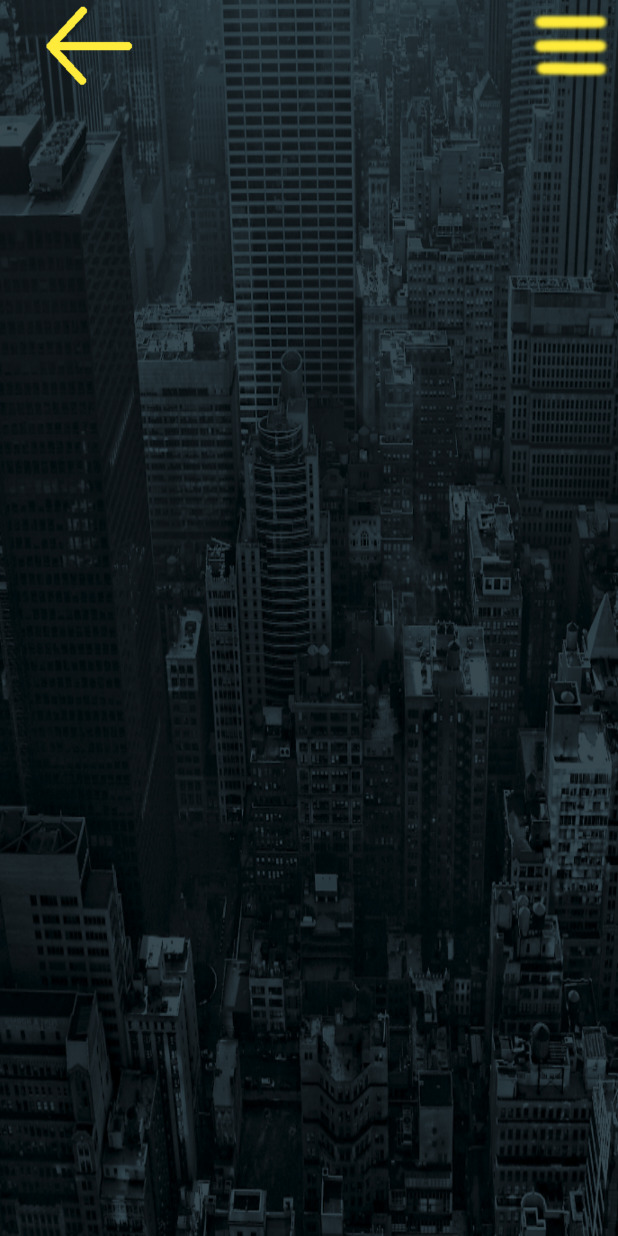
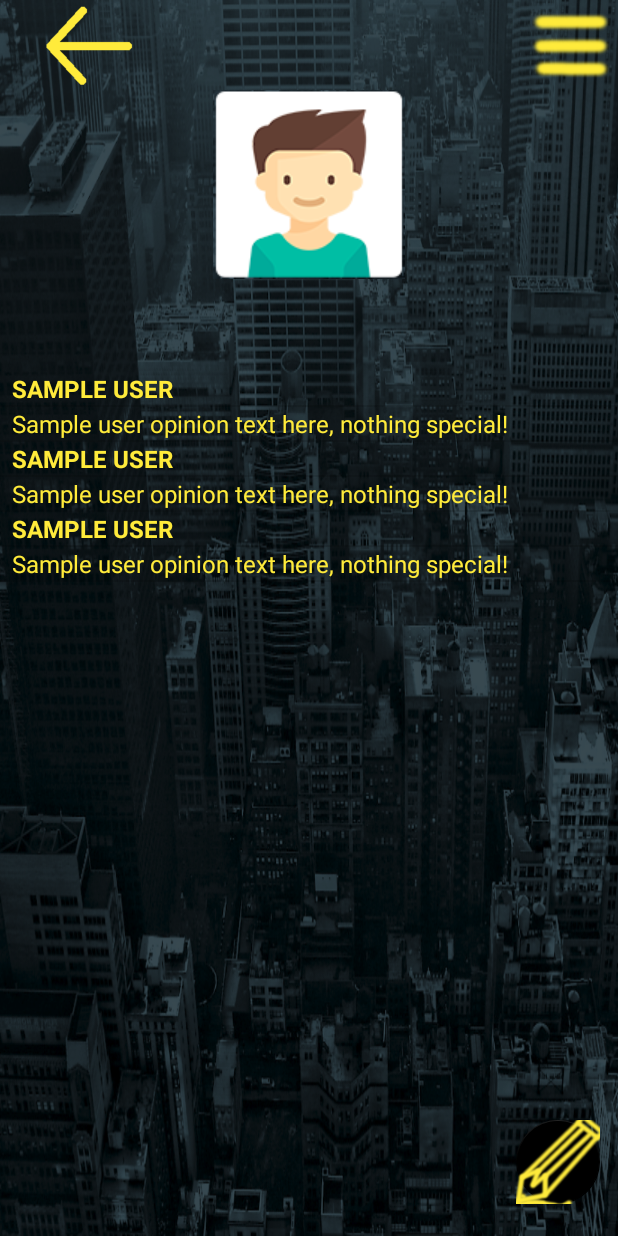
Before and after one commit to CodecoolBP20161/advanced-module-neightbro-taxi, an Android app: the MainActivity screen opened directly, with no data from a screen before it, on a phone screen of 412 x 824 dp. Run offline under Robolectric (Android 15) with nearby library versions, the phone set to English and light mode, and no system bars; 2 statements that could not run were skipped.

Commit message:
TAXI-132 profile edit handled, modified user stored by controller

```diff
--- a/android/app/src/main/res/layout/activity_main.xml
+++ b/android/app/src/main/res/layout/activity_main.xml
@@ -40,7 +40,7 @@
         android:layout_width="wrap_content"
         android:layout_height="wrap_content"
         app:srcCompat="@drawable/ic_back"
-        android:layout_above="@+id/profile_layout"
+        android:layout_above="@+id/main_layout"
         android:onClick="back"
         android:contentDescription="@string/note_back"/>
 
@@ -59,7 +59,7 @@
         android:layout_alignStart="@+id/ic_menu"    -->
 
     <RelativeLayout
-        android:id="@+id/profile_layout"
+        android:id="@+id/main_layout"
         android:layout_width="match_parent"
         android:layout_height="match_parent"
         android:layout_below="@+id/ic_menu"
```
Also changed, not shown: android/app/src/main/java/com/codecool/android/neightbrotaxi/view/MainActivity.java (+21 -20 lines).
